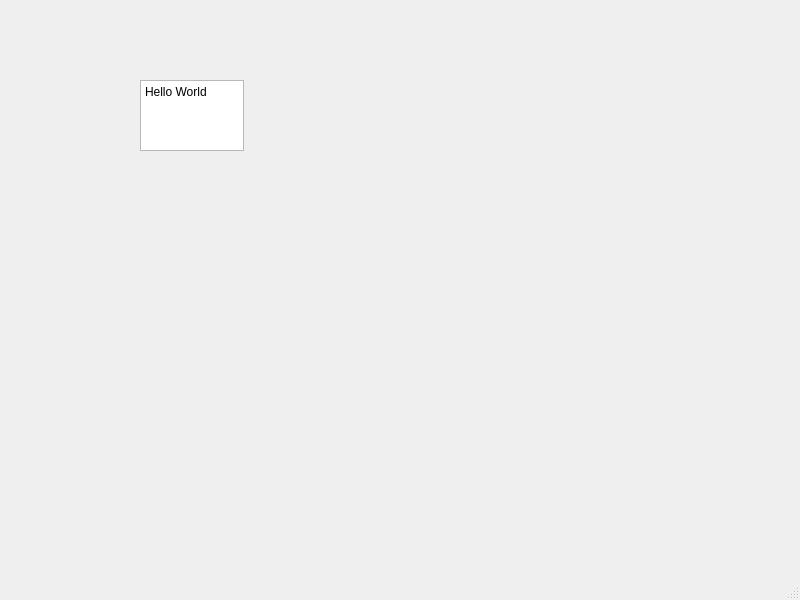
Before: the Qt Designer form mainwindow.ui in s3pt1l3/cpp_notepad, drawn with Qt 5.
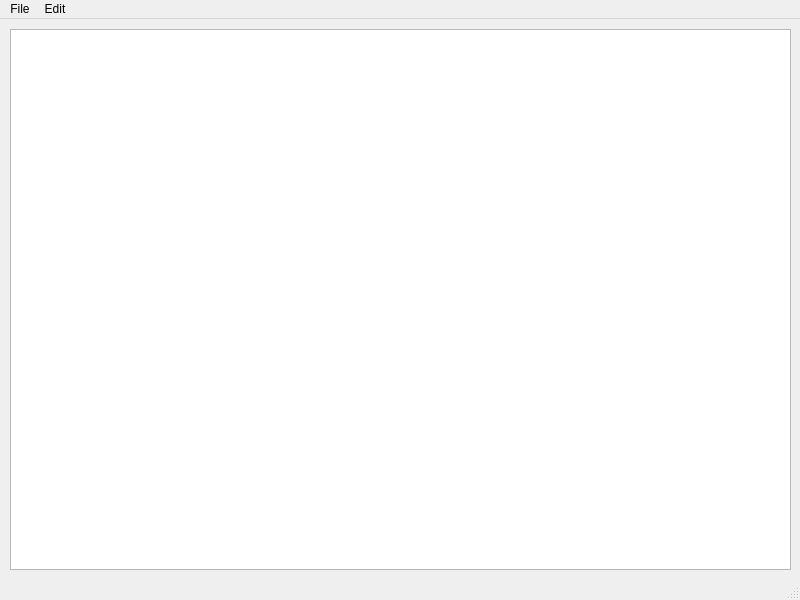
After: the same form once the commit is applied. Icons and pictures are not drawn.

What changed in the file:
```diff
--- a/mainwindow.ui
+++ b/mainwindow.ui
@@ -14,18 +14,20 @@
    <string>MainWindow</string>
   </property>
   <widget class="QWidget" name="centralwidget">
-   <widget class="QPlainTextEdit" name="plainTextEdit">
+   <widget class="QWidget" name="verticalLayoutWidget">
     <property name="geometry">
      <rect>
-      <x>140</x>
-      <y>80</y>
-      <width>104</width>
-      <height>71</height>
+      <x>10</x>
+      <y>10</y>
+      <width>781</width>
+      <height>541</height>
      </rect>
     </property>
-    <property name="plainText">
-     <string>Hello World</string>
-    </property>
+    <layout class="QVBoxLayout" name="verticalLayout">
+     <item>
+      <widget class="QTextEdit" name="textEdit"/>
+     </item>
+    </layout>
    </widget>
   </widget>
   <widget class="QMenuBar" name="menubar">
@@ -37,6 +39,28 @@
      <height>21</height>
     </rect>
    </property>
+   <widget class="QMenu" name="menuFile">
+    <property name="title">
+     <string>File</string>
+    </property>
+    <addaction name="actionNew"/>
+    <addaction name="actionOpen"/>
+    <addaction name="actionSave"/>
+    <addaction name="actionPrint"/>
+    <addaction name="actionExit"/>
+   </widget>
+   <widget class="QMenu" name="menuEdit">
+    <property name="title">
+     <string>Edit</string>
+    </property>
+    <addaction name="actionCopy"/>
+    <addaction name="actionPaste"/>
+    <addaction name="actionCut"/>
+    <addaction name="actionUndo"/>
+    <addaction name="actionRedo"/>
+   </widget>
+   <addaction name="menuFile"/>
+   <addaction name="menuEdit"/>
   </widget>
   <widget class="QStatusBar" name="statusbar"/>
  </widget>
```
Left out of the diff: 74 changed lines with no effect on the pictures.
